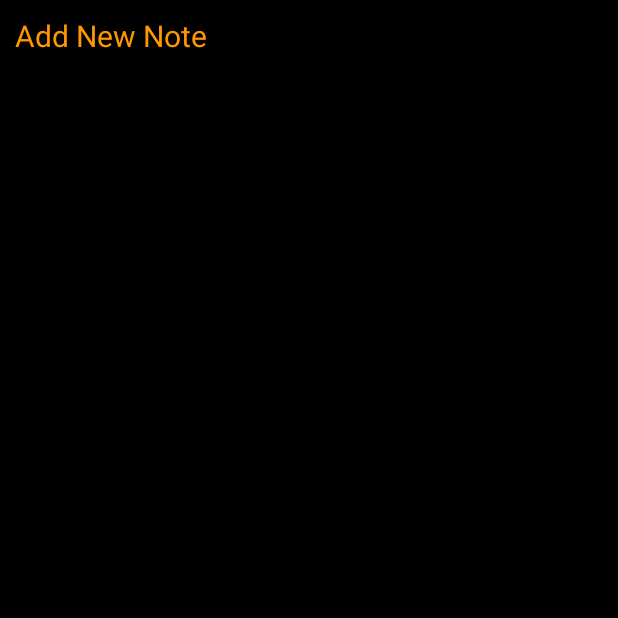
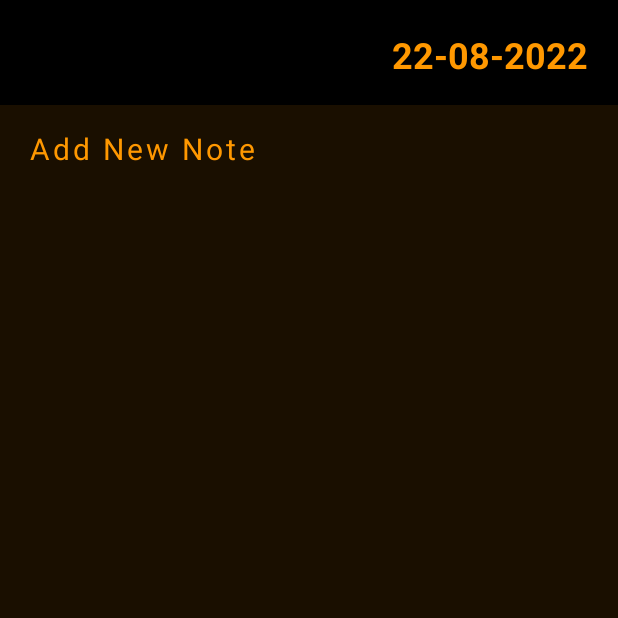
Before and after one commit to marctysonclebert/noteapp, an Android app: the screen it shows after launch (MainActivity), after a tap on "Add Note Icon", on a phone screen of 412 x 824 dp, the top half of it. Run offline under Robolectric (Android 15) with nearby library versions, the phone set to English and light mode, and no system bars.

```diff
--- a/app/src/main/java/ht/codewithmarc/noteapp/dao/NoteDAO.java
+++ b/app/src/main/java/ht/codewithmarc/noteapp/dao/NoteDAO.java
@@ -6,6 +6,7 @@ import android.database.sqlite.SQLiteDatabase;
 import android.os.Build;
 
 import androidx.annotation.NonNull;
+import androidx.annotation.Nullable;
 import androidx.annotation.RequiresApi;
 
 import java.time.LocalDate;
@@ -38,12 +39,21 @@ public class NoteDAO {
     }
 
     @RequiresApi(api = Build.VERSION_CODES.O)
-    public List<Note> getNotes() {
+    public List<Note> getNotes(@Nullable String searchValue) {
 
         List<Note> notes = new ArrayList<>();
 
         SQLiteDatabase sqLiteDatabase = this.database.getReadableDatabase();
-        Cursor cursor = sqLiteDatabase.rawQuery("SELECT * FROM " + this.database.NOTES_TABLE, null);
+
+        String query = "SELECT * FROM " + this.database.NOTES_TABLE;
+
+        if (searchValue != null) {
+            query = "SELECT * FROM " +
+                    this.database.NOTES_TABLE + " WHERE " +
+                    this.database.COLUMN_NOTE_CONTENTS + " LIKE %'" + searchValue + "%'";
+        }
+
+        Cursor cursor = sqLiteDatabase.rawQuery(query, null);
 
         if (cursor.moveToFirst()) {
             do {
--- a/app/src/main/java/ht/codewithmarc/noteapp/fragments/NoteListFragment.java
+++ b/app/src/main/java/ht/codewithmarc/noteapp/fragments/NoteListFragment.java
@@ -3,9 +3,14 @@ package ht.codewithmarc.noteapp.fragments;
 import android.annotation.SuppressLint;
 import android.os.Build;
 import android.os.Bundle;
+import android.text.Editable;
+import android.text.TextWatcher;
 import android.view.LayoutInflater;
 import android.view.View;
 import android.view.ViewGroup;
+import android.widget.EditText;
+import android.widget.TextView;
+import android.widget.Toast;
 
 import androidx.annotation.RequiresApi;
 import androidx.fragment.app.Fragment;
@@ -14,6 +19,7 @@ import androidx.recyclerview.widget.RecyclerView;
 
 import com.google.android.material.floatingactionbutton.FloatingActionButton;
 
+import java.time.LocalDate;
 import java.util.ArrayList;
 
 import ht.codewithmarc.noteapp.R;
@@ -26,10 +32,25 @@ import ht.codewithmarc.noteapp.models.Note;
 public class NoteListFragment extends Fragment {
 
     @SuppressLint("NewApi")
-    ArrayList<Note> notes;
+    ArrayList<Note> notes = new ArrayList<Note>() {
+        {
+            add(new Note(1L, "Note Title 1", "Note Contents 1", LocalDate.now()));
+            add(new Note(2L, "Note Title 2", "Note Contents 2", LocalDate.now()));
+            add(new Note(3L, "Note Title 3", "Note Contents 3", LocalDate.now()));
+            add(new Note(4L, "Note Title 4", "Note Contents 4", LocalDate.now()));
+            add(new Note(5L, "Note Title 5", "Note Contents 5", LocalDate.now()));
+            add(new Note(6L, "Note Title 6", "Note Contents 6", LocalDate.now()));
+            add(new Note(7L, "Note Title 7", "Note Contents 7", LocalDate.now()));
+            add(new Note(8L, "Note Title 8", "Note Contents 8", LocalDate.now()));
+            add(new Note(9L, "Note Title 9", "Note Contents 9", LocalDate.now()));
+        }
+    };
     RecyclerView notesList;
+    TextView noteNumber;
+    EditText searchBar;
     NoteDAO noteDAO;
     Database database;
+
 
     FloatingActionButton addNoteBtn;
 
@@ -40,20 +61,39 @@ public class NoteListFragment extends Fragment {
 
         View view = inflater.inflate(R.layout.fragment_note_list, container, false);
 
-        addNoteBtn = view.findViewById(R.id.addNoteBtn);
+        database = new Database(view.getContext());
+        noteDAO = new NoteDAO(database);
 
-        addNoteBtn.setOnClickListener(buttonView -> {
-            this.getParentFragmentManager()
-                    .beginTransaction()
-                    .replace(R.id.mainFrameLayout, new NoteAddFragment())
-                    .addToBackStack(null).commit();
+        searchBar = view.findViewById(R.id.searchBar);
+
+        notes = (ArrayList<Note>) noteDAO.getNotes(null);
+
+        searchBar.addTextChangedListener(new TextWatcher() {
+            @Override
+            public void beforeTextChanged(CharSequence charSequence, int i, int i1, int i2) {
+
+            }
+
+            @Override
+            public void onTextChanged(CharSequence charSequence, int i, int i1, int i2) {
+                notes = (ArrayList<Note>) noteDAO.getNotes(charSequence.toString());
+            }
+
+            @Override
+            public void afterTextChanged(Editable editable) {
+
+            }
         });
 
-        database = new Database(view.getContext());
 
-        noteDAO = new NoteDAO(database);
+        noteNumber = view.findViewById(R.id.noteNumber);
+        noteNumber.setText((notes.size() > 1) ? notes.size() + " Notes" : notes.size() + " Note");
 
-        notes = (ArrayList<Note>) noteDAO.getNotes();
+        addNoteBtn = view.findViewById(R.id.addNoteBtn);
+        addNoteBtn.setOnClickListener(buttonView -> this.getParentFragmentManager()
+                .beginTransaction()
+                .replace(R.id.mainFrameLayout, new NoteAddFragment())
+                .addToBackStack(null).commit());
 
         notesList = view.findViewById(R.id.notes);
         notesList.setLayoutManager(new LinearLayoutManager(view.getContext()));
--- a/app/src/main/res/layout/fragment_note_add.xml
+++ b/app/src/main/res/layout/fragment_note_add.xml
@@ -6,14 +6,30 @@
     android:background="@color/black"
     tools:context=".fragments.NoteAddFragment">
 
+    <TextView
+        android:layout_width="match_parent"
+        android:layout_height="wrap_content"
+        android:layout_margin="20dp"
+        android:gravity="right"
+        android:text="22-08-2022"
+        android:textColor="@color/gold"
+        android:textStyle="bold"
+        android:textSize="24sp" />
+
     <EditText
         android:layout_width="match_parent"
         android:layout_height="match_parent"
+        android:layout_marginTop="70dp"
+        android:gravity="top"
         android:inputType="textMultiLine"
-        android:padding="10dp"
-        android:textSize="20sp"
+        android:paddingTop="15dp"
+        android:lineHeight="30dp"
+        android:letterSpacing=".1"
+        android:paddingStart="20dp"
+        android:paddingEnd="20dp"
         android:text="@string/add_note_text"
         android:textColor="@color/gold"
-        android:gravity="top" />
+        android:background="@color/dark_gold"
+        android:textSize="20sp" />
 
 </FrameLayout>
--- a/app/src/main/res/values/strings.xml
+++ b/app/src/main/res/values/strings.xml
@@ -3,7 +3,7 @@
 
     <!-- Main -->
     <string name="main_title_text">Notes</string>
-    <string name="search_text">Search Note</string>
+    <string name="search_text">Search</string>
     <string name="add_note_description">Add Note Icon</string>
     <string name="add_note_text">Add New Note</string>
 
```
Also changed, not shown: app/src/main/res/drawable-anydpi/ic_search.xml (added, +16 -0 lines), app/src/main/res/layout/fragment_note_list.xml (+20 -4 lines), app/src/main/res/drawable-hdpi/ic_search.png (added), app/src/main/res/drawable-mdpi/ic_search.png (added), app/src/main/res/drawable-xhdpi/ic_search.png (added), app/src/main/res/drawable-xxhdpi/ic_search.png (added), app/src/main/res/drawable/note.jpg (added), 172 other files.
